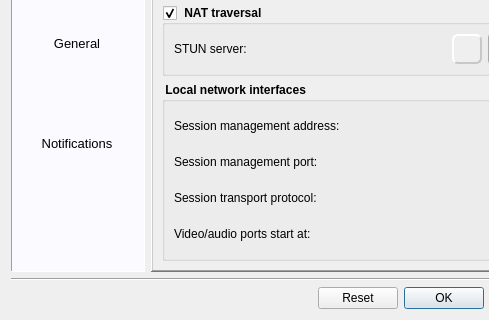
The window that Homer/forms/Dialogs/ConfigurationDialog.ui (Homer-Conferencing/Homer-Conferencing) describes before a commit, drawn with Qt 5; both pictures show x 0 to 489 and y 286 to 606 of the 887 by 606 pixel window.
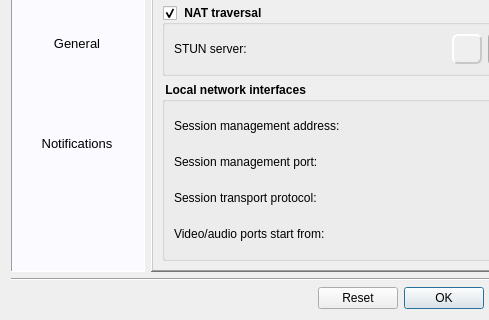
The same window after the commit. The open tabs and pages were chosen to show the change. Icons and pictures are not drawn.

Diff of the .ui file:
```diff
--- a/Homer/forms/Dialogs/ConfigurationDialog.ui
+++ b/Homer/forms/Dialogs/ConfigurationDialog.ui
@@ -2577,7 +2577,7 @@
                  </font>
                 </property>
                 <property name="text">
-                 <string>Video/audio ports start at:</string>
+                 <string>Video/audio ports start from:</string>
                 </property>
                </widget>
               </item>
```
Left out of the diff: 48 changed lines with no effect on the pictures.
